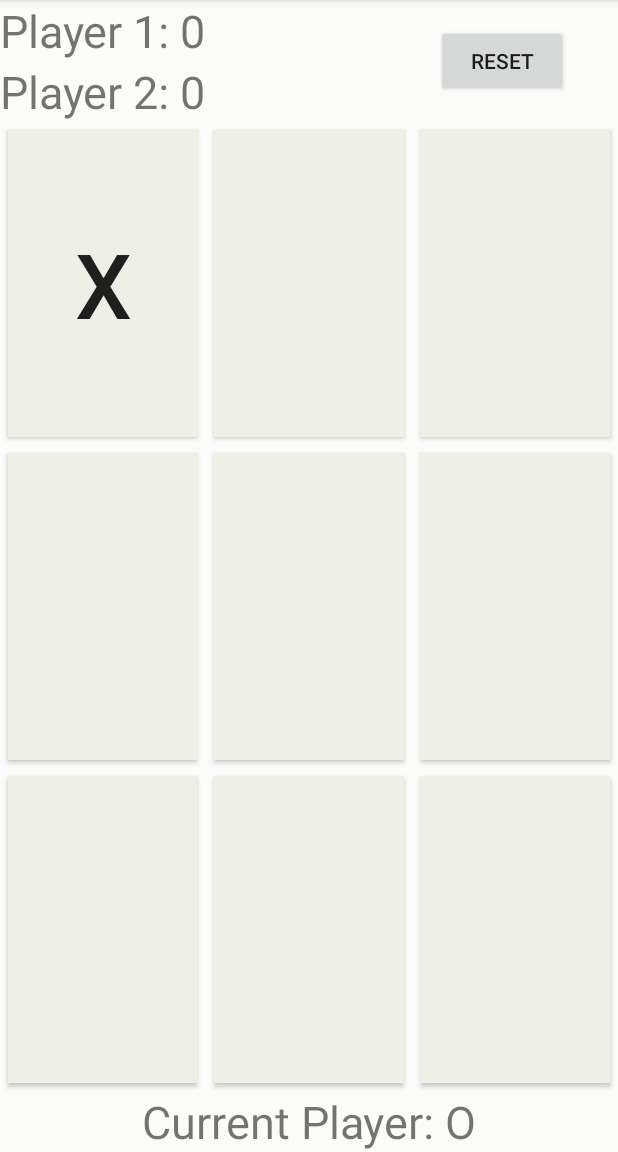
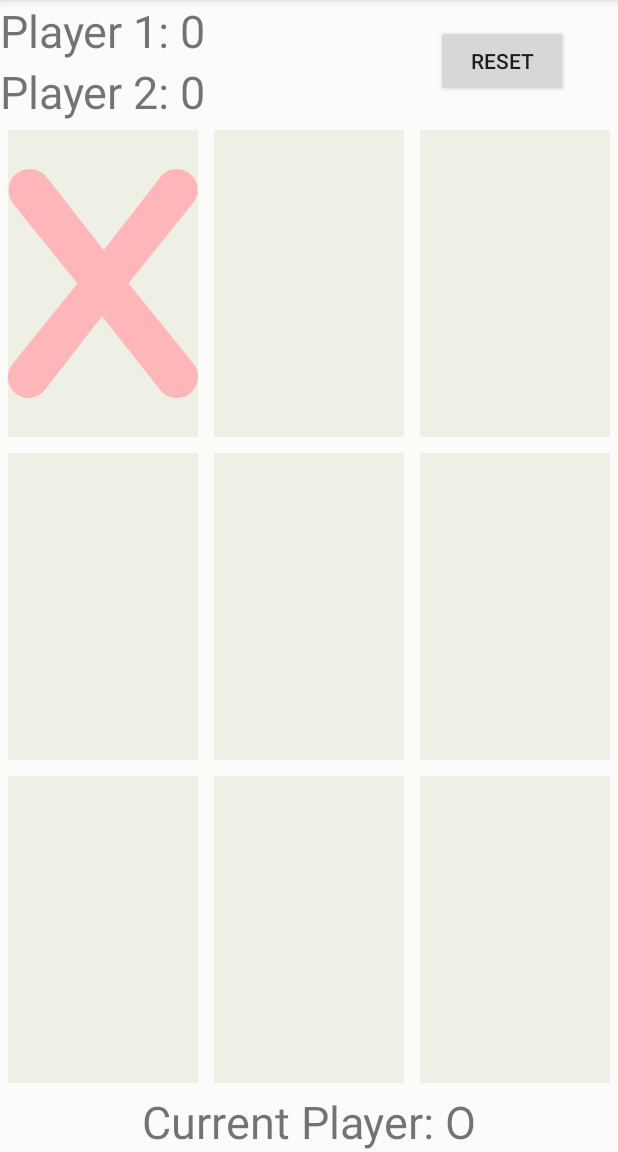
Before and after one commit to bnlake/TicTacToe, an Android app: the RandomActivity screen opened directly, with no data from a screen before it, after a tap on an icon or button, on a phone screen of 412 x 824 dp, the part 84-1236 px from its top. Run offline under Robolectric (Android 15) with nearby library versions, the phone set to English and light mode, and no system bars; 1 other tap on this screen came first.

Commit message:
Converted all Buttons to Imagebuttons (Use of images)

```diff
--- a/app/src/main/java/com/csci4020/tic_tac_toe/RandomActivity.java
+++ b/app/src/main/java/com/csci4020/tic_tac_toe/RandomActivity.java
@@ -10,13 +10,14 @@ import android.app.Activity;
 import android.os.Bundle;
 import android.view.View;
 import android.widget.Button;
+import android.widget.ImageButton;
 import android.widget.TextView;
 import android.widget.Toast;
 
 public class RandomActivity extends Activity implements View.OnClickListener
 {
 
-	private Button[][] buttons = new Button[3][3];
+	private ImageButton[][] imageButtons = new ImageButton[3][3];
 
 	// Todo: For now we start w/ player 1 but once we generate random code, the first player will be random
 	private boolean player1Turn = true;
@@ -42,17 +43,17 @@ public class RandomActivity extends Activity implements View.OnClickListener
 		// Pick random player for first move.
 		chooseRandomPlayer();
 
-		// loop through our rows and columns of buttons
+		// loop through our rows and columns of imageButtons
 		for (int r = 0; r < 3; r++)
 		{
 			for (int c = 0; c < 3; c++)
 			{
 				String buttonID = "button_" + r + c;
 
-				// set click listeners on the buttons
+				// set click listeners on the imageButtons
 				int resId = getResources().getIdentifier(buttonID, "id", getPackageName());
-				buttons[r][c] = findViewById(resId);
-				buttons[r][c].setOnClickListener(this);
+				imageButtons[r][c] = findViewById(resId);
+				imageButtons[r][c].setOnClickListener(this);
 			}
 		}
 
@@ -76,7 +77,7 @@ public class RandomActivity extends Activity implements View.OnClickListener
 	public void onClick(View v)
 	{
 		// checks if button has already been used
-		if (!((Button) v).getText().toString().equals(""))
+		if (!(v).getTag().equals(""))
 		{
 			return;
 		}
@@ -84,11 +85,13 @@ public class RandomActivity extends Activity implements View.OnClickListener
 		// if it's player one's turn and they click a button, give the button a text of X or O
 		if (player1Turn)
 		{
-			((Button) v).setText("X");
+			(v).setTag("X");
+			((ImageButton) v).setImageResource(R.drawable.ic_gamepiece_x_red);
 		}
 		else
 		{
-			((Button) v).setText("O");
+			(v).setTag("X");
+			((ImageButton) v).setImageResource(R.drawable.ic_gamepiece_o_blue);
 		}
 
 		roundCount++;
@@ -125,12 +128,12 @@ public class RandomActivity extends Activity implements View.OnClickListener
 	{
 		String[][] field = new String[3][3];
 
-		// loop through all the buttons and save the buttons text as a string, either X or O
+		// loop through all the imageButtons and save the imageButtons text as a string, either X or O
 		for (int i = 0; i < 3; i++)
 		{
 			for (int j = 0; j < 3; j++)
 			{
-				field[i][j] = buttons[i][j].getText().toString();
+				field[i][j] = imageButtons[i][j].getTag().toString();
 			}
 		}
 
@@ -220,7 +223,7 @@ public class RandomActivity extends Activity implements View.OnClickListener
 		{
 			for (int j = 0; j < 3; j++)
 			{
-				buttons[i][j].setText("");
+				imageButtons[i][j].setTag("");
 			}
 		}
 
--- a/app/src/main/res/layout/activity_random.xml
+++ b/app/src/main/res/layout/activity_random.xml
@@ -2,7 +2,6 @@
 
 <LinearLayout xmlns:android="http://schemas.android.com/apk/res/android"
     xmlns:app="http://schemas.android.com/apk/res-auto"
-    xmlns:tools="http://schemas.android.com/tools"
     android:layout_width="match_parent"
     android:layout_height="match_parent"
     android:background="@color/colorBackgroundLight"
@@ -45,34 +44,37 @@
         android:layout_height="0dp"
         android:layout_weight="1">
 
-        <Button
+        <ImageButton
             android:id="@+id/button_00"
             android:layout_width="0dp"
             android:layout_height="match_parent"
             android:layout_margin="5dp"
             android:layout_weight="1"
             android:background="@color/colorBackgroundDark"
-            android:freezesText="true"
+            android:scaleType="fitCenter"
+            android:tag=""
             android:textSize="60sp" />
 
-        <Button
+        <ImageButton
             android:id="@+id/button_01"
             android:layout_width="0dp"
             android:layout_height="match_parent"
             android:layout_margin="5dp"
             android:layout_weight="1"
             android:background="@color/colorBackgroundDark"
-            android:freezesText="true"
+            android:scaleType="fitCenter"
+            android:tag=""
             android:textSize="60sp" />
 
-        <Button
+        <ImageButton
             android:id="@+id/button_02"
             android:layout_width="0dp"
             android:layout_height="match_parent"
             android:layout_margin="5dp"
             android:layout_weight="1"
             android:background="@color/colorBackgroundDark"
-            android:freezesText="true"
+            android:scaleType="fitCenter"
+            android:tag=""
             android:textSize="60sp" />
 
     </LinearLayout>
@@ -82,34 +84,37 @@
         android:layout_height="0dp"
         android:layout_weight="1">
 
-        <Button
+        <ImageButton
             android:id="@+id/button_10"
             android:layout_width="0dp"
             android:layout_height="match_parent"
             android:layout_margin="5dp"
             android:layout_weight="1"
             android:background="@color/colorBackgroundDark"
-            android:freezesText="true"
+            android:scaleType="fitCenter"
+            android:tag=""
             android:textSize="60sp" />
 
-        <Button
+        <ImageButton
             android:id="@+id/button_11"
             android:layout_width="0dp"
             android:layout_height="match_parent"
             android:layout_margin="5dp"
             android:layout_weight="1"
             android:background="@color/colorBackgroundDark"
-            android:freezesText="true"
+            android:scaleType="fitCenter"
+            android:tag=""
             android:textSize="60sp" />
 
-        <Button
+        <ImageButton
             android:id="@+id/button_12"
             android:layout_width="0dp"
             android:layout_height="match_parent"
             android:layout_margin="5dp"
             android:layout_weight="1"
             android:background="@color/colorBackgroundDark"
-            android:freezesText="true"
+            android:scaleType="fitCenter"
+            android:tag=""
             android:textSize="60sp" />
 
     </LinearLayout>
@@ -119,34 +124,37 @@
         android:layout_height="0dp"
         android:layout_weight="1">
 
-        <Button
+        <ImageButton
             android:id="@+id/button_20"
             android:layout_width="0dp"
             android:layout_height="match_parent"
             android:layout_margin="5dp"
             android:layout_weight="1"
             android:background="@color/colorBackgroundDark"
-            android:freezesText="true"
+            android:scaleType="fitCenter"
+            android:tag=""
             android:textSize="60sp" />
 
-        <Button
+        <ImageButton
             android:id="@+id/button_21"
             android:layout_width="0dp"
             android:layout_height="match_parent"
             android:layout_margin="5dp"
             android:layout_weight="1"
             android:background="@color/colorBackgroundDark"
-            android:freezesText="true"
+            android:scaleType="fitCenter"
+            android:tag=""
             android:textSize="60sp" />
 
-        <Button
+        <ImageButton
             android:id="@+id/button_22"
             android:layout_width="0dp"
             android:layout_height="match_parent"
             android:layout_margin="5dp"
             android:layout_weight="1"
             android:background="@color/colorBackgroundDark"
-            android:freezesText="true"
+            android:scaleType="fitCenter"
+            android:tag=""
             android:textSize="60sp" />
 
     </LinearLayout>
@@ -160,11 +168,11 @@
             android:layout_width="wrap_content"
             android:layout_height="wrap_content"
             android:text="Current Player: "
+            android:textSize="30sp"
+            app:layout_constraintBottom_toBottomOf="parent"
+            app:layout_constraintEnd_toEndOf="parent"
             app:layout_constraintStart_toStartOf="parent"
-            app:layout_constraintEnd_toEndOf="parent"
-            app:layout_constraintTop_toTopOf="parent"
-            app:layout_constraintBottom_toBottomOf="parent"
-            android:textSize="30sp"/>
+            app:layout_constraintTop_toTopOf="parent" />
 
     </android.support.constraint.ConstraintLayout>
 </LinearLayout>
```
